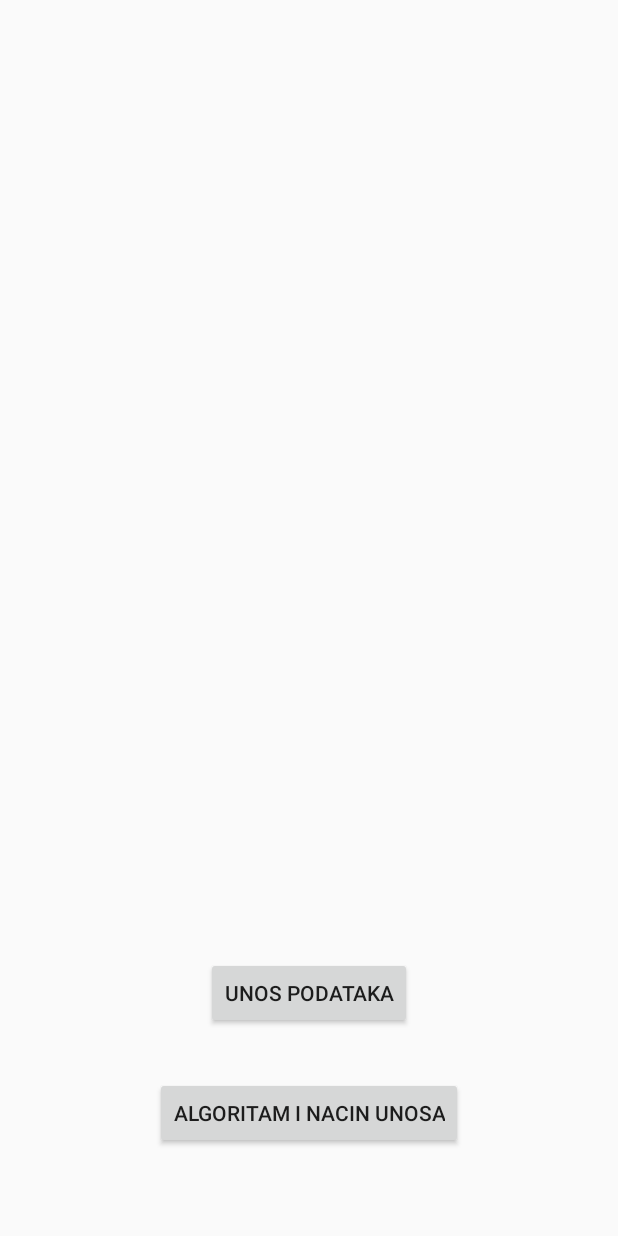
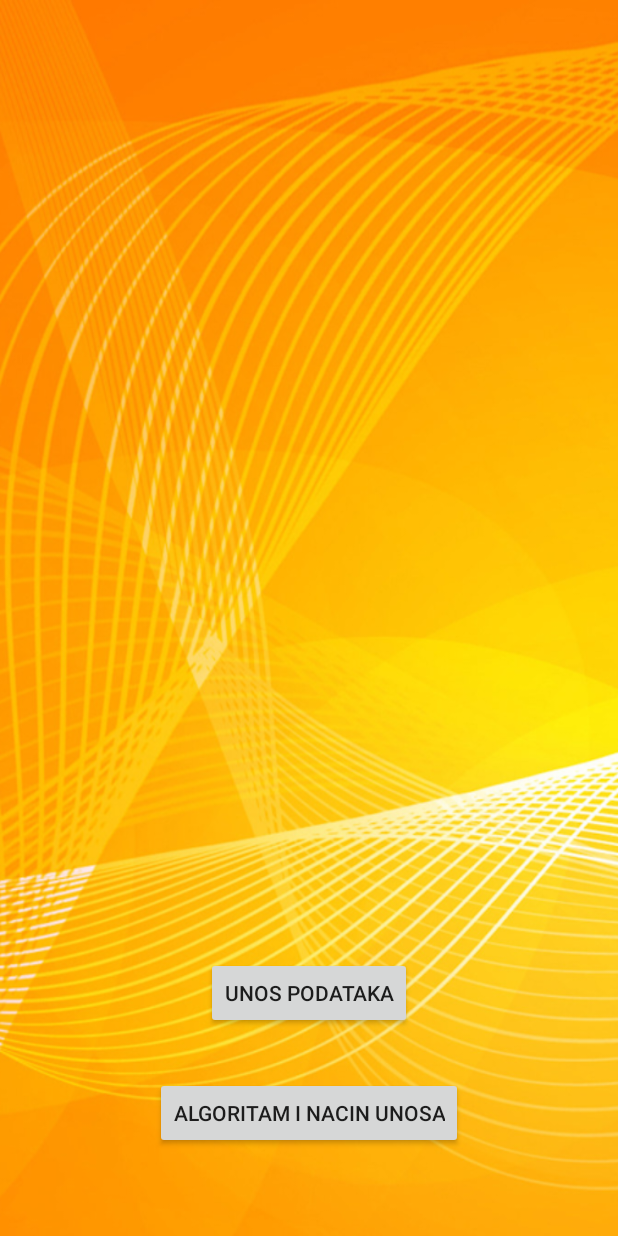
Before and after one commit to silernenad/Faktor_izvesnosti, an Android app: the screen it shows after launch (MainActivity), on a phone screen of 412 x 824 dp. Run offline under Robolectric (Android 15) with nearby library versions, the phone set to English and light mode, and no system bars.

Commit message:
trebalo bi da je finalna verzija

```diff
--- a/app/src/main/java/com/example/user/faktorizvesnosti/MainActivity.java
+++ b/app/src/main/java/com/example/user/faktorizvesnosti/MainActivity.java
@@ -34,7 +34,14 @@ public class MainActivity extends AppCompatActivity {
         getMenuInflater().inflate(R.menu.menu_main, menu);
         return true;
     }
+/*
+    public void gasi(View view){
 
+            finish();
+            System.exit(0);
+
+    }
+*/
     @Override
     public boolean onOptionsItemSelected(MenuItem item) {
         // Handle action bar item clicks here. The action bar will
--- a/app/src/main/java/com/example/user/faktorizvesnosti/Pravilo.java
+++ b/app/src/main/java/com/example/user/faktorizvesnosti/Pravilo.java
@@ -165,6 +165,8 @@ public class Pravilo implements Serializable {
                 case "ILI":
                     koren.setOperacija(s);
                     break;
+                case "-":
+                    break;
                 default:
                     dodajOperand(koren, nadjiPreduslov(s));
                     break;
--- a/app/src/main/java/com/example/user/faktorizvesnosti/Stablo.java
+++ b/app/src/main/java/com/example/user/faktorizvesnosti/Stablo.java
@@ -21,6 +21,9 @@ public class Stablo {
     }
     public void setNum(int a){
         this.num=a;
+    }
+    public String getOperacija(){
+        return operacija;
     }
 
     public double racunajMB(StringBuilder b){
--- a/app/src/main/java/com/example/user/faktorizvesnosti/UnosPravila.java
+++ b/app/src/main/java/com/example/user/faktorizvesnosti/UnosPravila.java
@@ -27,4 +27,10 @@ public class UnosPravila extends AppCompatActivity {
         i.putExtra("pravila", pravilaMessage);
         startActivity(i);
         }
+
+    @Override
+    protected void onStart() {
+        super.onStart();
+        id=1;
+    }
 }
--- a/app/src/main/res/layout/content_algoritam.xml
+++ b/app/src/main/res/layout/content_algoritam.xml
@@ -3,7 +3,8 @@
 <ScrollView
     xmlns:android="http://schemas.android.com/apk/res/android"
     android:layout_height="match_parent"
-    android:layout_width="match_parent">
+    android:layout_width="match_parent"
+    android:background="@drawable/pozadina">
 
 
 <LinearLayout
--- a/app/src/main/res/layout/content_main.xml
+++ b/app/src/main/res/layout/content_main.xml
@@ -7,7 +7,8 @@
     android:paddingTop="@dimen/activity_vertical_margin"
     android:paddingBottom="@dimen/activity_vertical_margin"
     app:layout_behavior="@string/appbar_scrolling_view_behavior"
-    tools:showIn="@layout/activity_main" tools:context=".MainActivity">
+    tools:showIn="@layout/activity_main" tools:context=".MainActivity"
+    android:background="@drawable/pozadina">
 
     <Button
         android:layout_width="wrap_content"
@@ -28,4 +29,18 @@
         android:layout_alignParentBottom="true"
         android:layout_centerHorizontal="true"
         android:onClick="onClickPodaci" />
+    <!--
+    <ImageButton
+        style="?android:attr/buttonStyleSmall"
+        android:layout_width="20dp"
+        android:layout_height="60dp"
+        android:id="@+id/button6"
+        android:src="@drawable/kraj2"
+        android:layout_alignParentTop="true"
+        android:layout_alignParentRight="true"
+        android:layout_alignParentEnd="true"
+        android:layout_toEndOf="@+id/algoritamButton"
+        android:layout_toRightOf="@+id/algoritamButton"
+        android:onClick="gasi" />
+        -->
 </RelativeLayout>
--- a/app/src/main/res/layout/content_ostalo.xml
+++ b/app/src/main/res/layout/content_ostalo.xml
@@ -4,7 +4,8 @@
     android:layout_width="match_parent"
     android:layout_height="match_parent"
     android:paddingLeft="16dp"
-    android:paddingRight="16dp" >
+    android:paddingRight="16dp"
+    android:background="@drawable/pozadina">
 
 
 
--- a/app/src/main/res/layout/content_resenje.xml
+++ b/app/src/main/res/layout/content_resenje.xml
@@ -17,7 +17,8 @@
 <ScrollView
     xmlns:android="http://schemas.android.com/apk/res/android"
     android:layout_height="match_parent"
-    android:layout_width="match_parent">
+    android:layout_width="match_parent"
+    android:background="@drawable/pozadina">
 
 <LinearLayout
     xmlns:android="http://schemas.android.com/apk/res/android"
--- a/app/src/main/res/layout/content_unos_pravila.xml
+++ b/app/src/main/res/layout/content_unos_pravila.xml
@@ -11,7 +11,8 @@
     android:paddingBottom="@dimen/activity_vertical_margin"
     app:layout_behavior="@string/appbar_scrolling_view_behavior"
     tools:showIn="@layout/activity_pravila"
-    tools:context="com.example.user.faktorizvesnosti.Pravila">
+    tools:context="com.example.user.faktorizvesnosti.Pravila"
+    android:background="@drawable/pozadina">
 
     <Button
         android:layout_width="wrap_content"
@@ -33,6 +34,7 @@
         android:text="Pravila"
         android:layout_above="@+id/button2"
         android:layout_alignParentTop="true"
-        android:gravity="top" />
+        android:gravity="top"
+        android:background="@drawable/pozadina" />
 
 </RelativeLayout>
```
Also changed, not shown: app/src/main/java/com/example/user/faktorizvesnosti/Ostalo.java (+20 -1 lines), app/src/main/java/com/example/user/faktorizvesnosti/Resenje.java (+94 -58 lines), app/src/main/java/com/example/user/faktorizvesnosti/Zakljucak.java (+18 -5 lines), app/src/main/res/drawable/izlaz.png (added), app/src/main/res/drawable/kraj.png (added), app/src/main/res/drawable/kraj2.png (added), app/src/main/res/drawable/pozadina.png (added).
